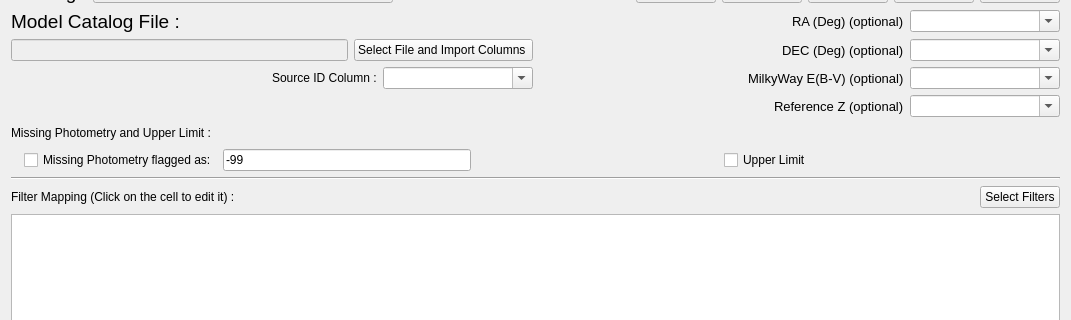
The window that PhzQtUI/auxdir/PhzQtUI/FormSurveyMapping.ui (astrorama/Phosphoros) describes before a commit, drawn with Qt 5; both pictures show x 0 to 1071 and y 86 to 406 of the 1071 by 968 pixel window.
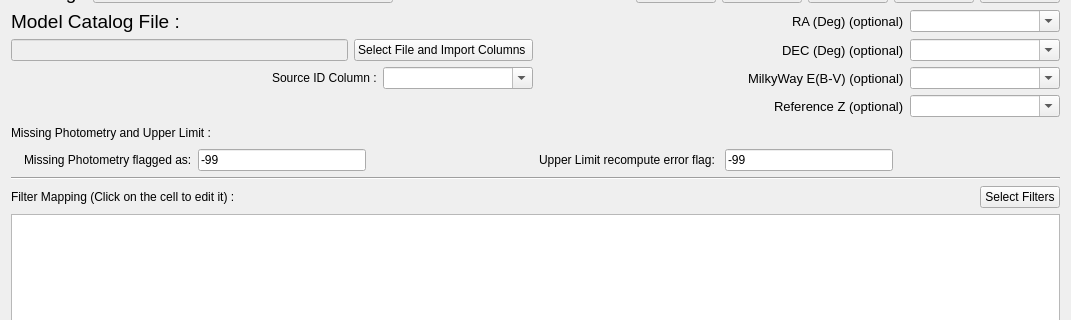
The same window after the commit.

Commit message: Adapt the UI to the new upper limit feature

Patch:
```diff
--- a/PhzQtUI/auxdir/PhzQtUI/FormSurveyMapping.ui
+++ b/PhzQtUI/auxdir/PhzQtUI/FormSurveyMapping.ui
@@ -523,7 +523,7 @@
       </widget>
      </item>
      <item>
-      <widget class="QCheckBox" name="cb_missingPhot">
+      <widget class="QLabel" name="label_3">
        <property name="toolTip">
         <string>&lt;html&gt;&lt;head/&gt;&lt;body&gt;&lt;p&gt;The provided value is identified in the catalog as a missing photometric value&lt;/p&gt;&lt;/body&gt;&lt;/html&gt;</string>
        </property>
@@ -553,15 +553,22 @@
       </spacer>
      </item>
      <item>
-      <widget class="QCheckBox" name="cb_upperLimit">
+      <widget class="QLabel" name="label_5">
        <property name="toolTip">
         <string>&lt;html&gt;&lt;head/&gt;&lt;body&gt;&lt;p&gt;If set, the algorithm will interpret negative error as indicating that the flux is not an actual value but an upper limit. &lt;/p&gt;&lt;/body&gt;&lt;/html&gt;</string>
        </property>
        <property name="text">
-        <string>Upper Limit</string>
+        <string>Upper Limit recompute error flag: </string>
        </property>
-       <property name="checked">
-        <bool>false</bool>
+      </widget>
+     </item>
+     <item>
+      <widget class="QLineEdit" name="txt_UpperLimit">
+       <property name="toolTip">
+        <string>&lt;html&gt;&lt;head/&gt;&lt;body&gt;&lt;p&gt;&lt;span style=&quot; font-weight:600;&quot;&gt;Upper Limit&lt;/span&gt;&lt;/p&gt;&lt;p&gt;Upper limit are indicated by negative error value.&lt;/p&gt;&lt;p&gt;When a negative error is provided: the flux is the upper limit and error used is the absolute value of the one provided.&lt;/p&gt;&lt;p&gt;When the error is negative and match the flag value: the flux is the upper limit and the error is computed as  = Flux/n, where n is defined in the grid bellow.&lt;/p&gt;&lt;/body&gt;&lt;/html&gt;</string>
+       </property>
+       <property name="text">
+        <string>-99</string>
        </property>
       </widget>
      </item>
```
Left out of the diff: 7 changed lines with no effect on the pictures. The commit also changes 10 other files.
